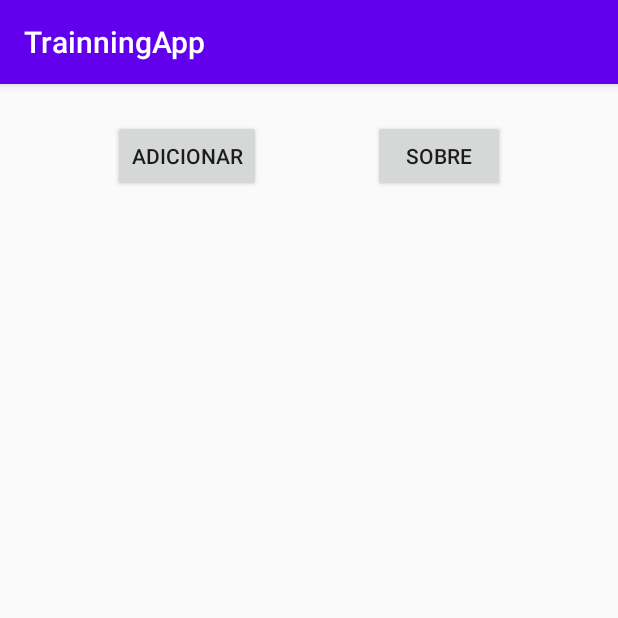
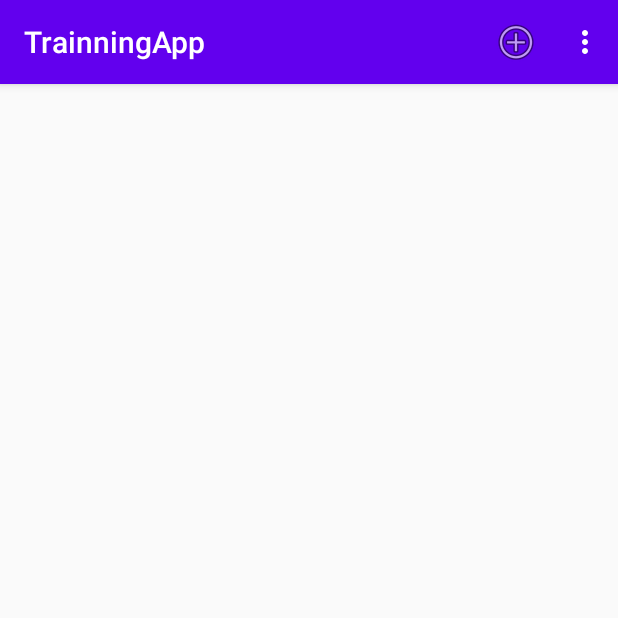
Before and after one commit to rhz23/TrainningApp04, an Android app: the screen it shows after launch (InicialActivity), on a phone screen of 412 x 824 dp, the top half of it. Run offline under Robolectric (Android 15) with nearby library versions, the phone set to English and light mode, and no system bars.

Commit message:
add menuItemCadastroTreino with save and clear options

```diff
--- a/app/src/main/java/com/rzaninelli/trainningapp/activities/InicialActivity.java
+++ b/app/src/main/java/com/rzaninelli/trainningapp/activities/InicialActivity.java
@@ -34,9 +34,6 @@ public class InicialActivity extends AppCompatActivity {
     protected void onCreate(Bundle savedInstanceState) {
         super.onCreate(savedInstanceState);
         setContentView(R.layout.activity_inicial);
-
-        buttonAdicionarTreino = findViewById(R.id.buttonAdicionarTreino);
-        buttonSobre = findViewById(R.id.buttonSobre);
 
         listViewTreinoss = findViewById(R.id.listViewTreinos);
 
--- a/app/src/main/res/layout/activity_inicial.xml
+++ b/app/src/main/res/layout/activity_inicial.xml
@@ -11,35 +11,12 @@
         android:id="@+id/listViewTreinos"
         android:layout_width="0dp"
         android:layout_height="0dp"
-        android:layout_marginTop="16dp"
+        android:layout_marginTop="8dp"
         app:layout_constraintBottom_toBottomOf="parent"
         app:layout_constraintEnd_toEndOf="parent"
         app:layout_constraintHorizontal_bias="0.0"
         app:layout_constraintStart_toStartOf="parent"
-        app:layout_constraintTop_toBottomOf="@+id/buttonAdicionarTreino"
+        app:layout_constraintTop_toTopOf="parent"
         tools:listitem="@layout/adapter_exercicio_listview" />
 
-    <Button
-        android:id="@+id/buttonAdicionarTreino"
-        android:layout_width="wrap_content"
-        android:layout_height="wrap_content"
-        android:layout_marginTop="24dp"
-        android:onClick="novoTreino"
-        android:text="@string/adicionar"
-        app:layout_constraintEnd_toStartOf="@+id/buttonSobre"
-        app:layout_constraintHorizontal_bias="0.5"
-        app:layout_constraintStart_toStartOf="parent"
-        app:layout_constraintTop_toTopOf="parent" />
-
-    <Button
-        android:id="@+id/buttonSobre"
-        android:layout_width="wrap_content"
-        android:layout_height="wrap_content"
-        android:onClick="sobre"
-        android:text="@string/sobre"
-        app:layout_constraintEnd_toEndOf="parent"
-        app:layout_constraintHorizontal_bias="0.5"
-        app:layout_constraintStart_toEndOf="@+id/buttonAdicionarTreino"
-        app:layout_constraintTop_toTopOf="@+id/buttonAdicionarTreino" />
-
 </android.support.constraint.ConstraintLayout>
--- /dev/null
+++ b/app/src/main/res/menu/inicial_opcoes.xml
@@ -0,0 +1,13 @@
+<?xml version="1.0" encoding="utf-8"?>
+<menu xmlns:app="http://schemas.android.com/apk/res-auto"
+    xmlns:android="http://schemas.android.com/apk/res/android">
+
+    <item
+        android:id="@+id/menuItemAdicionar"
+        android:icon="@android:drawable/ic_menu_add"
+        android:title="@string/adicionar"
+        app:showAsAction="ifRoom" />
+    <item
+        android:id="@+id/menuItemAbout"
+        android:title="@string/sobre" />
+</menu>
```
Also changed, not shown: app/src/main/java/com/rzaninelli/trainningapp/activities/CadastroTreinoActivity.java (+32 -1 lines), app/src/main/res/menu/cadastro_treino_opcoes.xml (added, +15 -0 lines).
